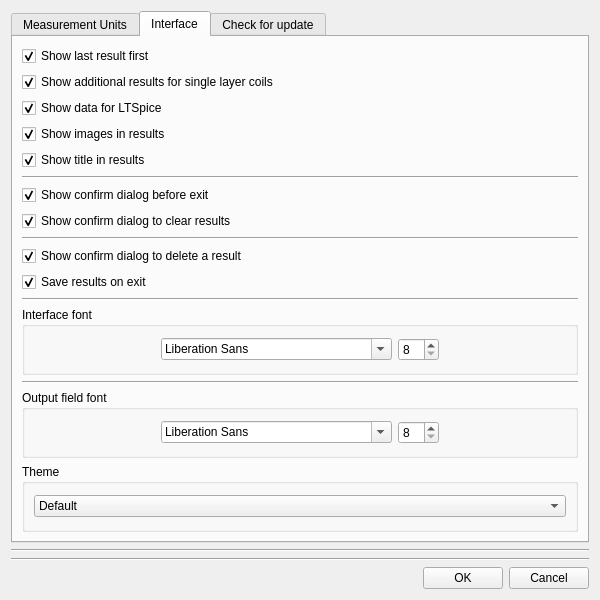
Above: options.ui from radioacoustick/Coil64 before the change. Below: the same form after it.
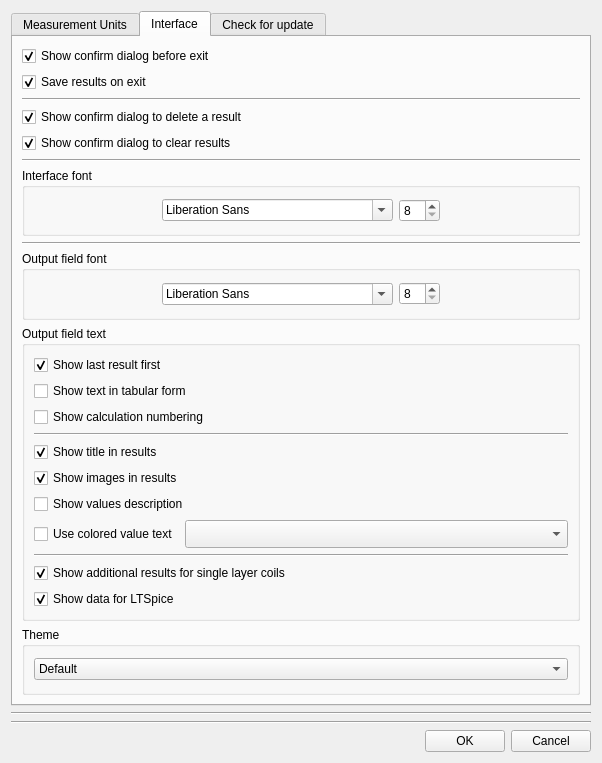
That is the form after the change. Icons and pictures are not drawn.

The edit to the form file:
```diff
--- a/options.ui
+++ b/options.ui
@@ -9,8 +9,8 @@
    <rect>
     <x>0</x>
     <y>0</y>
-    <width>600</width>
-    <height>600</height>
+    <width>602</width>
+    <height>763</height>
    </rect>
   </property>
   <property name="sizePolicy">
@@ -22,13 +22,13 @@
   <property name="minimumSize">
    <size>
     <width>600</width>
-    <height>600</height>
+    <height>750</height>
    </size>
   </property>
   <property name="maximumSize">
    <size>
     <width>900</width>
-    <height>900</height>
+    <height>1200</height>
    </size>
   </property>
   <property name="windowTitle">
@@ -427,63 +427,6 @@
        <string>Interface</string>
       </attribute>
       <layout class="QVBoxLayout" name="verticalLayout_4">
-       <item>
-        <widget class="QCheckBox" name="checkBox_8">
-         <property name="text">
-          <string>Show last result first</string>
-         </property>
-         <property name="checked">
-          <bool>true</bool>
-         </property>
-        </widget>
-       </item>
-       <item>
-        <widget class="QCheckBox" name="checkBox_2">
-         <property name="text">
-          <string>Show additional results for single layer coils</string>
-         </property>
-         <property name="checked">
-          <bool>true</bool>
-         </property>
-        </widget>
-       </item>
-       <item>
-        <widget class="QCheckBox" name="checkBox_10">
-         <property name="text">
-          <string>Show data for LTSpice</string>
-         </property>
-         <property name="checked">
-          <bool>true</bool>
-         </property>
-        </widget>
-       </item>
-       <item>
-        <widget class="QCheckBox" name="checkBox">
-         <property name="text">
-          <string>Show images in results</string>
-         </property>
-         <property name="checked">
-          <bool>true</bool>
-         </property>
-        </widget>
-       </item>
-       <item>
-        <widget class="QCheckBox" name="checkBox_9">
-         <property name="text">
-          <string>Show title in results</string>
-         </property>
-         <property name="checked">
-          <bool>true</bool>
-         </property>
-        </widget>
-       </item>
-       <item>
-        <widget class="Line" name="line_6">
-         <property name="orientation">
-          <enum>Qt::Horizontal</enum>
-         </property>
-        </widget>
-       </item>
        <item>
         <widget class="QCheckBox" name="checkBox_4">
          <property name="text">
@@ -495,9 +438,9 @@
         </widget>
        </item>
        <item>
-        <widget class="QCheckBox" name="checkBox_5">
+        <widget class="QCheckBox" name="checkBox_7">
          <property name="text">
-          <string>Show confirm dialog to clear results</string>
+          <string>Save results on exit</string>
          </property>
          <property name="checked">
           <bool>true</bool>
@@ -522,9 +465,9 @@
         </widget>
        </item>
        <item>
-        <widget class="QCheckBox" name="checkBox_7">
+        <widget class="QCheckBox" name="checkBox_5">
          <property name="text">
-          <string>Save results on exit</string>
+          <string>Show confirm dialog to clear results</string>
          </property>
          <property name="checked">
           <bool>true</bool>
@@ -572,7 +515,7 @@
              <number>8</number>
             </property>
             <property name="maximum">
-             <number>18</number>
+             <number>22</number>
             </property>
            </widget>
           </item>
@@ -633,7 +576,7 @@
              <number>8</number>
             </property>
             <property name="maximum">
-             <number>18</number>
+             <number>22</number>
             </property>
            </widget>
           </item>
@@ -653,6 +596,139 @@
          </layout>
         </widget>
        </item>
+       <item>
+        <widget class="QGroupBox" name="groupBox_13">
+         <property name="title">
+          <string>Output field text</string>
+         </property>
+         <layout class="QVBoxLayout" name="verticalLayout_15">
+          <item>
+           <widget class="QCheckBox" name="checkBox_8">
+            <property name="text">
+             <string>Show last result first</string>
+            </property>
+            <property name="checked">
+             <bool>true</bool>
+            </property>
+           </widget>
+          </item>
+          <item>
+           <widget class="QCheckBox" name="checkBox_13">
+            <property name="text">
+             <string>Show text in tabular form</string>
+            </property>
+           </widget>
+          </item>
+          <item>
+           <widget class="QCheckBox" name="checkBox_14">
+            <property name="text">
+             <string>Show calculation numbering</string>
+            </property>
+           </widget>
+          </item>
+          <item>
+           <widget class="Line" name="line_12">
+            <property name="orientation">
+             <enum>Qt::Horizontal</enum>
+            </property>
+           </widget>
+          </item>
+          <item>
+           <widget class="QCheckBox" name="checkBox_9">
+            <property name="text">
+             <string>Show title in results</string>
+            </property>
+            <property name="checked">
+             <bool>true</bool>
+            </property>
+           </widget>
+          </item>
+          <item>
+           <widget class="QCheckBox" name="checkBox">
+            <property name="text">
+             <string>Show images in results</string>
+            </property>
+            <property name="checked">
+             <bool>true</bool>
+            </property>
+           </widget>
+          </item>
+          <item>
+           <widget class="QCheckBox" name="checkBox_12">
+            <property name="text">
+             <string>Show values description</string>
+            </property>
+           </widget>
+          </item>
+          <item>
+           <layout class="QHBoxLayout" name="horizontalLayout_6">
+            <item>
+             <widget class="QCheckBox" name="checkBox_11">
+              <property name="sizePolicy">
+               <sizepolicy hsizetype="Fixed" vsizetype="Fixed">
+                <horstretch>0</horstretch>
+                <verstretch>0</verstretch>
+               </sizepolicy>
+              </property>
+              <property name="text">
+               <string>Use colored value text</string>
+              </property>
+             </widget>
+            </item>
+            <item>
+             <widget class="QComboBox" name="comboBox">
+              <property name="sizePolicy">
+               <sizepolicy hsizetype="Preferred" vsizetype="Fixed">
+                <horstretch>0</horstretch>
+                <verstretch>0</verstretch>
+               </sizepolicy>
+              </property>
+              <property name="styleSheet">
+               <string notr="true">padding:5</string>
+              </property>
+              <property name="iconSize">
+               <size>
+                <width>32</width>
+                <height>32</height>
+               </size>
+              </property>
+              <property name="frame">
+               <bool>true</bool>
+              </property>
+             </widget>
+            </item>
+           </layout>
+          </item>
+          <item>
+           <widget class="Line" name="line_6">
+            <property name="orientation">
+             <enum>Qt::Horizontal</enum>
+            </property>
+           </widget>
+          </item>
+          <item>
+           <widget class="QCheckBox" name="checkBox_2">
+            <property name="text">
+             <string>Show additional results for single layer coils</string>
+            </property>
+            <property name="checked">
+             <bool>true</bool>
+            </property>
+           </widget>
+          </item>
+          <item>
+           <widget class="QCheckBox" name="checkBox_10">
+            <property name="text">
+             <string>Show data for LTSpice</string>
+            </property>
+            <property name="checked">
+             <bool>true</bool>
+            </property>
+           </widget>
+          </item>
+         </layout>
+        </widget>
+       </item>
        <item>
         <widget class="QGroupBox" name="groupBox_12">
          <property name="title">
```
Left out of the diff: 27 changed lines with no effect on the pictures.
